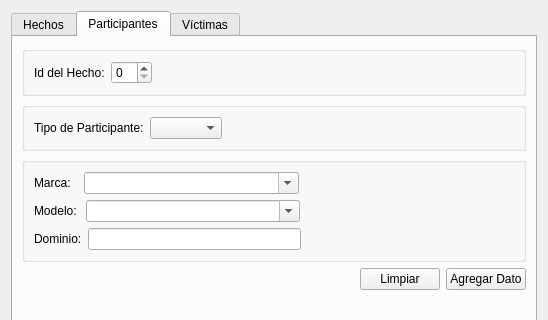
This is designer/gui_feu.ui in IvanBodnar/feu as Qt 5 draws it before an edit; both pictures show x 0 to 548 and y 0 to 320 of the 548 by 760 pixel window. The edited form follows.
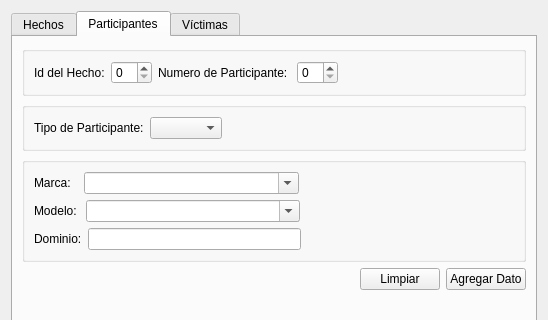
This is the edited form. The open tabs and pages were chosen to show the change.

Commit message: Agregado numero de participante en db y ui

What changed in the file:
```diff
--- a/designer/gui_feu.ui
+++ b/designer/gui_feu.ui
@@ -531,6 +531,20 @@
             <item>
              <widget class="QSpinBox" name="idHecho_spinBox"/>
             </item>
+            <item>
+             <widget class="QLabel" name="l1">
+              <property name="text">
+               <string>Numero de Participante: </string>
+              </property>
+             </widget>
+            </item>
+            <item>
+             <widget class="QSpinBox" name="numeroParticipantePar_spinBox">
+              <property name="maximum">
+               <number>15</number>
+              </property>
+             </widget>
+            </item>
             <item>
              <spacer name="horizontalSpacer_3">
               <property name="orientation">
```
Left out of the diff: 14 changed lines with no effect on the pictures. The commit also changes 5 other files.
